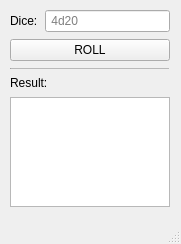
ChrisWhisker/dicey, file mainwindow.ui: the form before one commit.
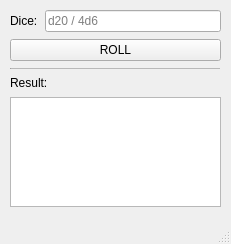
The form after the commit.

Commit message: Rename window and increase width to account

The edit to the form file:
```diff
--- a/mainwindow.ui
+++ b/mainwindow.ui
@@ -6,7 +6,7 @@
    <rect>
     <x>0</x>
     <y>0</y>
-    <width>181</width>
+    <width>231</width>
     <height>244</height>
    </rect>
   </property>
@@ -19,7 +19,7 @@
      <rect>
       <x>10</x>
       <y>10</y>
-      <width>160</width>
+      <width>211</width>
       <height>197</height>
      </rect>
     </property>
@@ -48,7 +48,7 @@
           <string/>
          </property>
          <property name="placeholderText">
-          <string> 4d20</string>
+          <string>d20 / 4d6</string>
          </property>
         </widget>
        </item>
```
Left out of the diff: 6 changed lines with no effect on the pictures. The commit also changes 1 other file.
